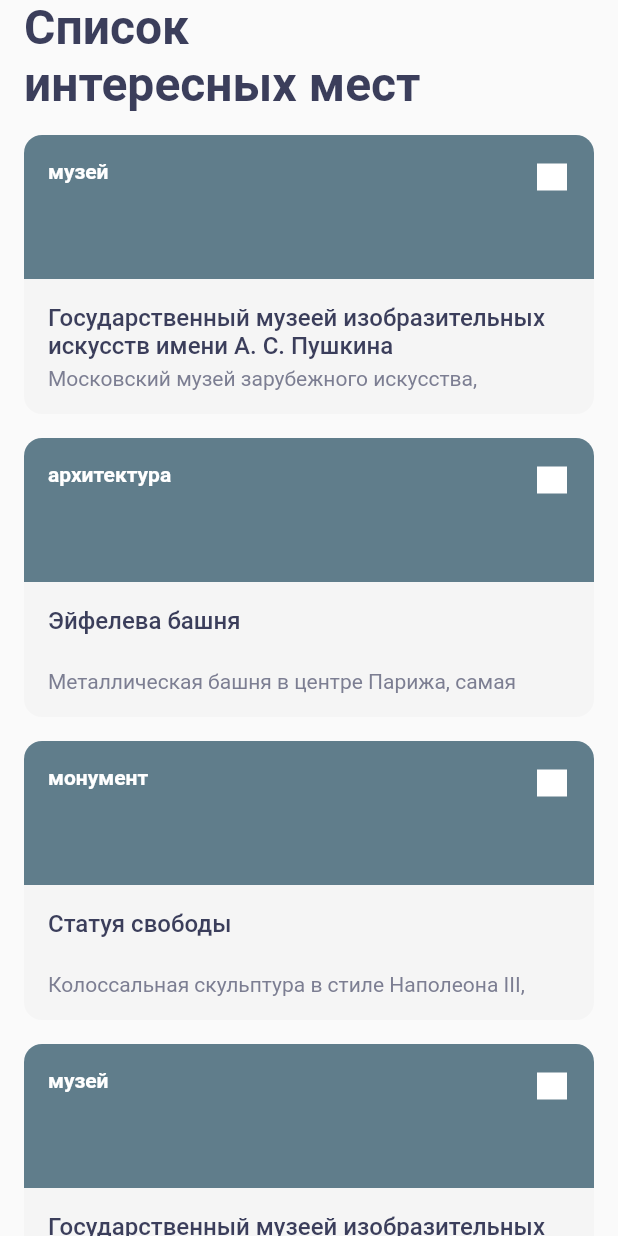
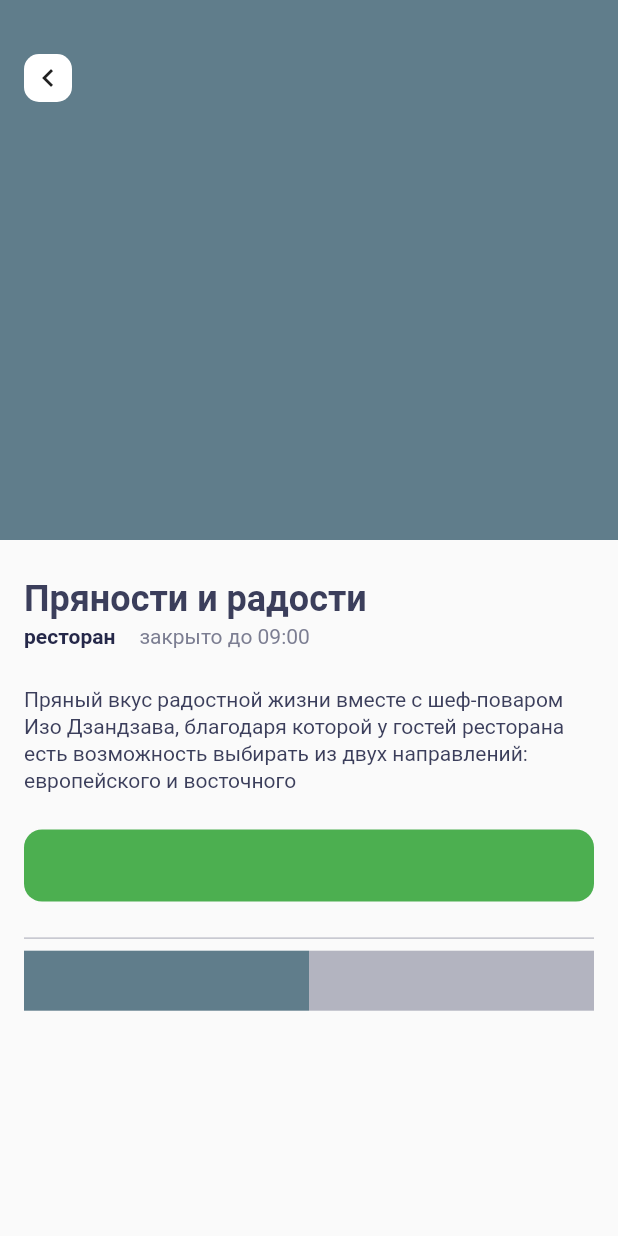
Before and after one commit to dmitrij78/surf-flutter-course-sorokopud, a Flutter app: the screen it shows after launch, on a phone screen of 412 x 824 dp. Run offline on Flutter 3.47's test engine with Material 2 defaults, Android fonts, the phone set to English and light mode, and no system bars.

Commit message:
Верстка экрана деталей достопримечательности

```diff
--- a/lib/domain/domain.dart
+++ b/lib/domain/domain.dart
@@ -1 +1,2 @@
 export 'sight.dart';
+export 'sight_description.dart';
--- /dev/null
+++ b/lib/domain/sight_description.dart
@@ -0,0 +1,13 @@
+class SightDescription {
+  final String name;
+  final String type;
+  final String workHours;
+  final String description;
+
+  SightDescription({
+    this.name,
+    this.type,
+    this.workHours,
+    this.description,
+  });
+}
--- a/lib/main.dart
+++ b/lib/main.dart
@@ -2,7 +2,7 @@ import 'package:flutter/material.dart';
 import 'package:places/mocks.dart';
 import 'package:places/ui/res/strings/strings.dart';
 import 'package:places/ui/res/styles.dart';
-import 'package:places/ui/screen/sight_list_screen.dart';
+import 'package:places/ui/screen/sight_details.dart';
 
 void main() {
   runApp(App());
@@ -18,7 +18,7 @@ class App extends StatelessWidget {
     return MaterialApp(
       title: appTitle,
       theme: themeData,
-      home: SightListScreen(sights: mocks),
+      home: SightDetails(description: mockDescription),
     );
   }
 }
--- a/lib/mocks.dart
+++ b/lib/mocks.dart
@@ -1,3 +1,6 @@
+import 'package:places/domain/sight_description.dart';
+import 'package:places/ui/screen/sight_details.dart';
+
 import 'domain/sight.dart';
 
 final mocks = <Sight>[
@@ -32,3 +35,12 @@ final mocks = <Sight>[
     type: 'музей',
   ),
 ];
+
+final mockDescription = SightDescription(
+  name: 'Пряности и радости',
+  description: 'Пряный вкус радостной жизни вместе с шеф-поваром '
+      'Изо Дзандзава, благодаря которой у гостей ресторана есть возможность '
+      'выбирать из двух направлений: европейского и восточного',
+  type: 'ресторан',
+  workHours: 'закрыто до 09:00',
+);
--- a/lib/ui/res/colors.dart
+++ b/lib/ui/res/colors.dart
@@ -7,6 +7,8 @@ const Color accent = _green,
     textColorSecondary1 = _secondaryBlack1,
     textColorInverse = _white,
     cardBackground = _whiteGrey,
+    dividerColor = _inactiveBlack,
+    witeBackground = _white,
     imageMockColor = _lightBlue;
 
 const Color _transparent = Colors.transparent,
@@ -15,5 +17,6 @@ const Color _transparent = Colors.transparent,
     _whiteGrey = Color(0xFFF5F5F5),
     _white = Colors.white,
     _lightBlue = Colors.blueGrey,
+    _inactiveBlack = Color(0x8F7C7E92),
     _secondaryBlack = Color(0xFF3B3E5B),
     _secondaryBlack1 = Color(0xFF7C7E92);
--- a/lib/ui/res/text_styles.dart
+++ b/lib/ui/res/text_styles.dart
@@ -9,9 +9,16 @@ TextStyle _text = const TextStyle(
 
 //Regular
 TextStyle textRegular = _text.copyWith(fontWeight: FontWeight.normal),
-    textRegularl14 = textRegular.copyWith(fontSize: 14.0),
-    textRegular14Secondary1 =
-        textRegularl14.copyWith(color: textColorSecondary1);
+    textRegularl14 = textRegular.copyWith(
+      fontSize: 14.0,
+      height: 1.3,
+    ),
+    textRegular14Secondary = textRegularl14.copyWith(
+      color: textColorSecondary,
+    ),
+    textRegular14Secondary1 = textRegularl14.copyWith(
+      color: textColorSecondary1,
+    );
 
 //Medium
 TextStyle textMedium = _text.copyWith(fontWeight: FontWeight.w500),
@@ -20,7 +27,23 @@ TextStyle textMedium = _text.copyWith(fontWeight: FontWeight.w500),
 
 //Bold
 TextStyle textBold = _text.copyWith(fontWeight: FontWeight.w700),
-    textBold14 = textBold.copyWith(fontSize: 14.0),
+    textBold14 = textBold.copyWith(
+      fontSize: 14.0,
+      height: 1.3,
+    ),
     textBold14Inverse = textBold14.copyWith(color: textColorInverse),
-    textBold32 = textBold.copyWith(fontSize: 32.0),
-    textBold32Secondary = textBold32.copyWith(color: textColorSecondary);
+    textBold24 = textBold.copyWith(
+      fontSize: 24.0,
+      height: 1.2,
+    ),
+    textBold24Secondary = textBold24.copyWith(
+      color: textColorSecondary,
+      height: 1.2,
+    ),
+    textBold32 = textBold.copyWith(
+      fontSize: 32.0,
+      height: 1.13,
+    ),
+    textBold32Secondary = textBold32.copyWith(
+      color: textColorSecondary,
+    );
--- /dev/null
+++ b/lib/ui/screen/sight_details.dart
@@ -0,0 +1,175 @@
+import 'package:flutter/material.dart';
+import 'package:flutter/widgets.dart';
+import 'package:places/domain/sight_description.dart';
+import 'package:places/ui/res/colors.dart';
+import 'package:places/ui/res/text_styles.dart';
+
+class SightDetails extends StatelessWidget {
+  static const double IMAGE_PAGER_HEIGHT = 360;
+  static const double BACK_BUTTON_SIZE = 32;
+
+  final SightDescription description;
+
+  const SightDetails({Key key, this.description}) : super(key: key);
+
+  @override
+  Widget build(BuildContext context) {
+    return Scaffold(
+      appBar: _createAppBar(),
+      body: _createBody(),
+    );
+  }
+
+  PreferredSizeWidget _createAppBar() {
+    return AppBar(
+      elevation: 0,
+      toolbarHeight: IMAGE_PAGER_HEIGHT,
+      flexibleSpace: Stack(
+        children: [
+          _buildMockImage(),
+          Positioned(
+            top: 36,
+            left: 16,
+            child: _buidBackButton(),
+          )
+        ],
+      ),
+    );
+  }
+
+  Widget _createBody() {
+    return SafeArea(
+      child: SingleChildScrollView(
+        child: Column(
+          crossAxisAlignment: CrossAxisAlignment.stretch,
+          children: [
+            //_createImagePager(),
+            const SizedBox(height: 24),
+            _createTitle(),
+            const SizedBox(height: 2),
+            _createSubtitle(),
+            const SizedBox(height: 24),
+            _createDescription(),
+            const SizedBox(height: 24),
+            _createBuildRouteButton(),
+            const SizedBox(height: 24),
+            _createDivider(),
+            const SizedBox(height: 8),
+            _createActionButtons(),
+          ],
+        ),
+      ),
+    );
+  }
+
+  Widget _buildMockImage() {
+    return Container(
+      color: imageMockColor,
+    );
+  }
+
+  Widget _buidBackButton() {
+    return GestureDetector(
+      onTap: () => _onBackPressed(),
+      child: Container(
+        width: BACK_BUTTON_SIZE,
+        height: BACK_BUTTON_SIZE,
+        alignment: Alignment.topLeft,
+        decoration: ShapeDecoration(
+          shape: RoundedRectangleBorder(
+            borderRadius: BorderRadius.circular(10),
+          ),
+          color: witeBackground,
+        ),
+        child: Center(child: const Icon(Icons.keyboard_arrow_left)),
+      ),
+    );
+  }
+
+  Widget _createTitle() {
+    return Padding(
+      padding: const EdgeInsets.symmetric(horizontal: 16),
+      child: Text(
+        description.name,
+        style: textBold24Secondary,
+        maxLines: 2,
+      ),
+    );
+  }
+
+  Widget _createSubtitle() {
+    return Padding(
+        padding: const EdgeInsets.symmetric(horizontal: 16),
+        child: Row(
+          crossAxisAlignment: CrossAxisAlignment.baseline,
+          textBaseline: TextBaseline.alphabetic,
+          children: [
+            Text(description.type, style: textBold14),
+            const SizedBox(width: 16),
+            Text(description.workHours, style: textRegular14Secondary1),
+          ],
+        ));
+  }
+
+  Widget _createDescription() {
+    return Padding(
+      padding: const EdgeInsets.symmetric(horizontal: 16),
+      child: Text(
+        description.description,
+        style: textRegular14Secondary.copyWith(height: 1.3),
+      ),
+    );
+  }
+
+  Widget _createBuildRouteButton() {
+    return Padding(
+      padding: const EdgeInsets.symmetric(horizontal: 16),
+      child: Container(
+        height: 48,
+        decoration: BoxDecoration(
+          color: accent,
+          borderRadius: const BorderRadius.all(
+            Radius.circular(12),
+          ),
+        ),
+      ),
+    );
+  }
+
+  Widget _createDivider() {
+    return Padding(
+      padding: const EdgeInsets.symmetric(horizontal: 16),
+      child: Container(
+        height: 0.8,
+        color: dividerColor,
+      ),
+    );
+  }
+
+  Widget _createActionButtons() {
+    return Padding(
+        padding: const EdgeInsets.symmetric(horizontal: 16),
+        child: SizedBox(
+          height: 40,
+          child: Row(
+            mainAxisSize: MainAxisSize.max,
+            children: [
+              Expanded(
+                child: Container(
+                  alignment: Alignment.center,
+                  color: imageMockColor,
+                ),
+              ),
+              Expanded(
+                child: Container(
+                  alignment: Alignment.center,
+                  color: dividerColor,
+                ),
+              ),
+            ],
+          ),
+        ));
+  }
+
+  void _onBackPressed() {}
+}
--- a/lib/ui/screen/sight_list_screen.dart
+++ b/lib/ui/screen/sight_list_screen.dart
@@ -37,13 +37,13 @@ class _SightListScreenState extends State<SightListScreen> {
             padding: const EdgeInsets.symmetric(horizontal: 16),
             child: Column(
               children: [
-                SizedBox(height: 16),
+                const SizedBox(height: 16),
                 SightCard(sight: widget.sights[2]),
-                SizedBox(height: 16),
+                const SizedBox(height: 16),
                 SightCard(sight: widget.sights[0]),
                 SizedBox(height: 16),
                 SightCard(sight: widget.sights[1]),
-                SizedBox(height: 16),
+                const SizedBox(height: 16),
                 SightCard(sight: widget.sights[2]),
               ],
             ),
```
